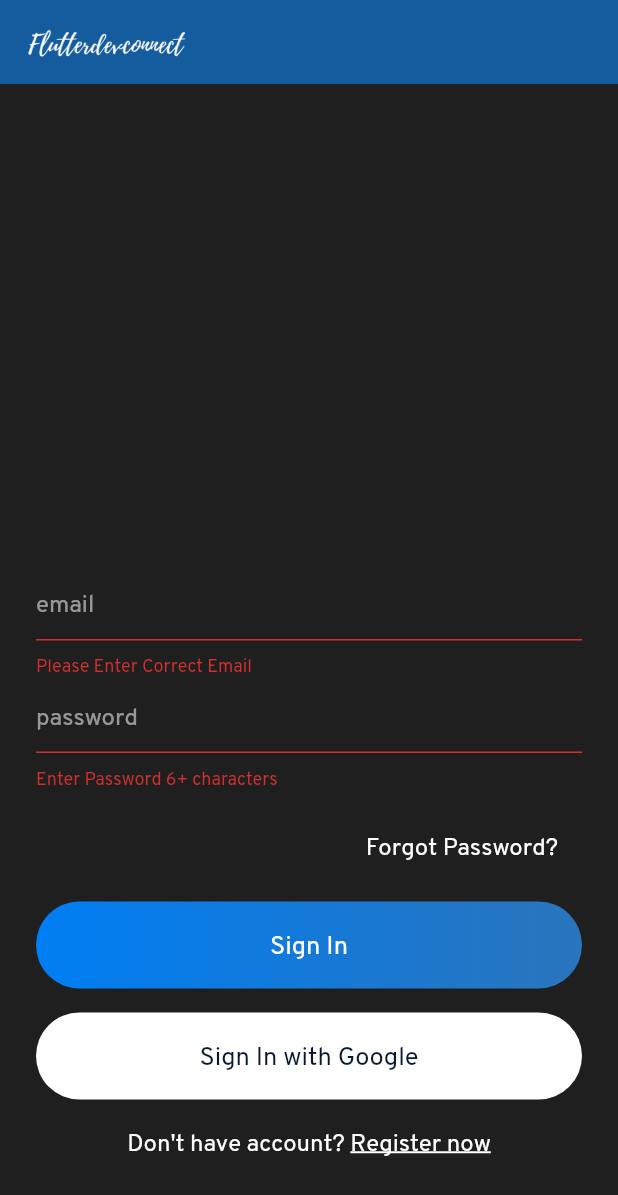
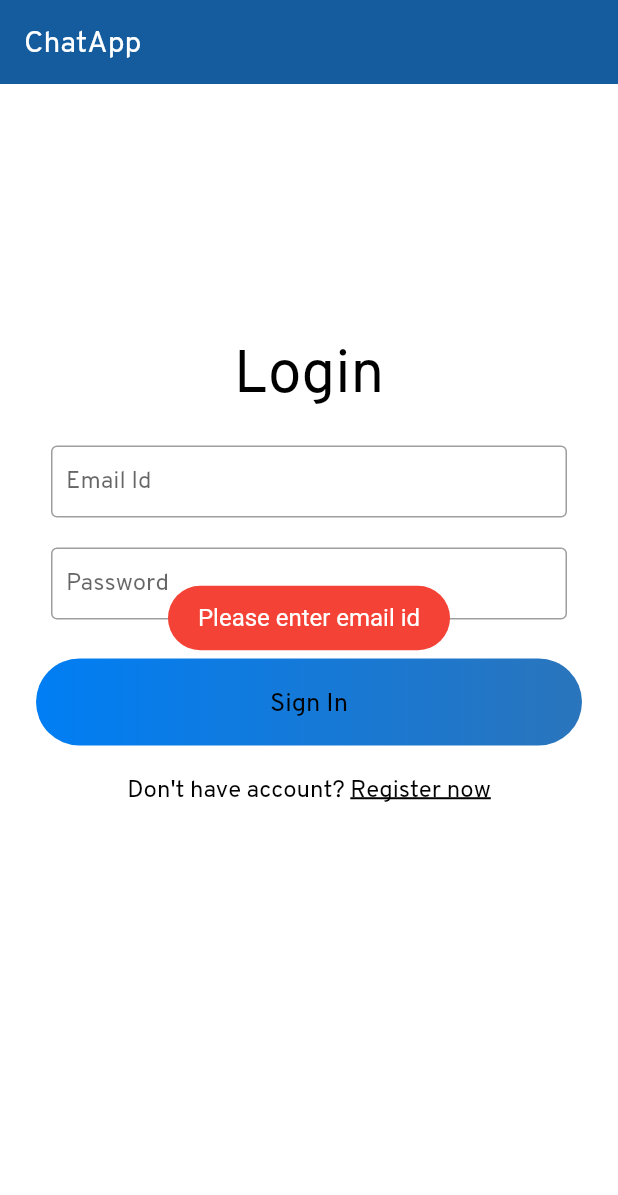
Before and after one commit to Sachin-git-singh/chat-App, a Flutter app: the screen it shows after launch, after a tap on "Sign In", on a phone screen of 412 x 824 dp. Shown: the top 1195 px of the screen. Run offline on Flutter 3.47's test engine with Material 2 defaults, Android fonts, the phone set to English and light mode, and no system bars; our stand-ins replace cloud_firestore, firebase_auth, fluttertoast, google_sign_in, shared_preferences; accounts and stored records are empty.

Commit message:
add new UI

```diff
--- a/lib/main.dart
+++ b/lib/main.dart
@@ -38,7 +38,7 @@ class _MyAppState extends State<MyApp> {
       debugShowCheckedModeBanner: false,
       theme: ThemeData(
         primaryColor: Color(0xff145C9E),
-        scaffoldBackgroundColor: Color(0xff1F1F1F),
+        scaffoldBackgroundColor: Color(0xffffffff),
         accentColor: Color(0xff007EF4),
         fontFamily: "OverpassRegular",
         visualDensity: VisualDensity.adaptivePlatformDensity,
--- a/lib/views/chatrooms.dart
+++ b/lib/views/chatrooms.dart
@@ -110,7 +110,7 @@ class ChatRoomsTile extends StatelessWidget {
         ));
       },
       child: Container(
-        color: Colors.black26,
+        color:  Color(0xFF80DEEA),
         padding: EdgeInsets.symmetric(horizontal: 24, vertical: 20),
         child: Row(
           children: [
@@ -123,7 +123,7 @@ class ChatRoomsTile extends StatelessWidget {
               child: Text(userName.substring(0, 1),
                   textAlign: TextAlign.center,
                   style: TextStyle(
-                      color: Colors.white,
+                      color: Colors.black,
                       fontSize: 16,
                       fontFamily: 'OverpassRegular',
                       fontWeight: FontWeight.w300)),
@@ -134,7 +134,7 @@ class ChatRoomsTile extends StatelessWidget {
             Text(userName,
                 textAlign: TextAlign.start,
                 style: TextStyle(
-                    color: Colors.white,
+                    color: Colors.black,
                     fontSize: 16,
                     fontFamily: 'OverpassRegular',
                     fontWeight: FontWeight.w300))
--- a/lib/views/signin.dart
+++ b/lib/views/signin.dart
@@ -7,6 +7,7 @@ import 'package:chatapp/views/forgot_password.dart';
 import 'package:chatapp/widget/widget.dart';
 import 'package:cloud_firestore/cloud_firestore.dart';
 import 'package:flutter/material.dart';
+import 'package:fluttertoast/fluttertoast.dart';
 
 class SignIn extends StatefulWidget {
   final Function toggleView;
@@ -28,18 +29,17 @@ class _SignInState extends State<SignIn> {
   bool isLoading = false;
 
   signIn() async {
-    if (formKey.currentState.validate()) {
+    if (isvalidate()) {
       setState(() {
         isLoading = true;
       });
-
       await authService
           .signInWithEmailAndPassword(
-              emailEditingController.text, passwordEditingController.text)
+          emailEditingController.text, passwordEditingController.text)
           .then((result) async {
-        if (result != null)  {
+        if (result != null) {
           QuerySnapshot userInfoSnapshot =
-              await DatabaseMethods().getUserInfo(emailEditingController.text);
+          await DatabaseMethods().getUserInfo(emailEditingController.text);
 
           HelperFunctions.saveUserLoggedInSharedPreference(true);
           HelperFunctions.saveUserNameSharedPreference(
@@ -52,11 +52,44 @@ class _SignInState extends State<SignIn> {
         } else {
           setState(() {
             isLoading = false;
+            PrintToast("Something went wrong");
             //show snackbar
           });
         }
       });
     }
+  }
+
+  bool isvalidate(){
+    String email = emailEditingController.text;
+    String passord = passwordEditingController.text;
+    bool emailValid = RegExp(r"^[a-zA-Z0-9.a-zA-Z0-9.!#$%&'*+-/=?^_`{|}~]+@[a-zA-Z0-9]+\.[a-zA-Z]+").hasMatch(email);
+    if(email==null || email.isEmpty){
+      PrintToast("Please enter email id");
+      return false;
+    }else if(!emailValid){
+      PrintToast("Please enter valid email id");
+      return false;
+    }else if(passord==null || passord.isEmpty){
+      PrintToast("Please enter your password");
+      return false;
+    }else if(passord.length<6){
+      PrintToast("Password's length should be more than 6");
+      return false;
+    }
+    return true;
+  }
+
+  void PrintToast(String str){
+    Fluttertoast.showToast(
+        msg: str,
+        toastLength: Toast.LENGTH_SHORT,
+        gravity: ToastGravity.CENTER,
+        timeInSecForIosWeb: 1,
+        backgroundColor: Colors.red,
+        textColor: Colors.white,
+        fontSize: 16.0
+    );
   }
 
   @override
@@ -67,63 +100,36 @@ class _SignInState extends State<SignIn> {
           ? Container(
               child: Center(child: CircularProgressIndicator()),
             )
-          : Container(
+          : SingleChildScrollView (
+        child:Container(
               padding: EdgeInsets.symmetric(horizontal: 24),
               child: Column(
                 children: [
-                  Spacer(),
-                  Form(
-                    key: formKey,
-                    child: Column(
-                      children: [
-                        TextFormField(
-                          validator: (val) {
-                            return RegExp(
-                                        r"^[a-zA-Z0-9.a-zA-Z0-9.!#$%&'*+-/=?^_`{|}~]+@[a-zA-Z0-9]+\.[a-zA-Z]+")
-                                    .hasMatch(val)
-                                ? null
-                                : "Please Enter Correct Email";
-                          },
-                          controller: emailEditingController,
-                          style: simpleTextStyle(),
-                          decoration: textFieldInputDecoration("email"),
-                        ),
-                        TextFormField(
-                          obscureText: true,
-                          validator: (val) {
-                            return val.length > 6
-                                ? null
-                                : "Enter Password 6+ characters";
-                          },
-                          style: simpleTextStyle(),
-                          controller: passwordEditingController,
-                          decoration: textFieldInputDecoration("password"),
-                        ),
-                      ],
+                  Container(
+                    margin: EdgeInsets.only(left: 0, top:160, right: 0, bottom:0),
+                    child: Text(
+                      'Login',
+                      style: TextStyle(
+                        color: Colors.black,
+                        fontSize: 40.0,
+                      ),
                     ),
                   ),
-                  SizedBox(
-                    height: 16,
+                  Container(
+                    margin: EdgeInsets.only(left: 0, top:10, right: 0, bottom:0),
+                    padding: EdgeInsets.all(10),
+                    child: TextFormField(
+                        controller: emailEditingController,
+                        decoration: _decorate("Enter Email", "Email Id")
+                    ),
                   ),
-                  Row(
-                    mainAxisAlignment: MainAxisAlignment.end,
-                    children: [
-                      GestureDetector(
-                        onTap: () {
-                          Navigator.push(
-                              context,
-                              MaterialPageRoute(
-                                  builder: (context) => ForgotPassword()));
-                        },
-                        child: Container(
-                            padding: EdgeInsets.symmetric(
-                                horizontal: 16, vertical: 8),
-                            child: Text(
-                              "Forgot Password?",
-                              style: simpleTextStyle(),
-                            )),
-                      )
-                    ],
+                  Container(
+                    padding: EdgeInsets.all(10),
+                    child: TextFormField(
+                        obscureText: true,
+                        controller: passwordEditingController,
+                        decoration: _decorate("Password", "Password")
+                    ),
                   ),
                   SizedBox(
                     height: 16,
@@ -153,28 +159,15 @@ class _SignInState extends State<SignIn> {
                   SizedBox(
                     height: 16,
                   ),
-                  Container(
-                    padding: EdgeInsets.symmetric(vertical: 16),
-                    decoration: BoxDecoration(
-                        borderRadius: BorderRadius.circular(30),
-                        color: Colors.white),
-                    width: MediaQuery.of(context).size.width,
-                    child: Text(
-                      "Sign In with Google",
-                      style:
-                          TextStyle(fontSize: 17, color: CustomTheme.textColor),
-                      textAlign: TextAlign.center,
-                    ),
-                  ),
-                  SizedBox(
-                    height: 16,
-                  ),
                   Row(
                     mainAxisAlignment: MainAxisAlignment.center,
                     children: [
                       Text(
                         "Don't have account? ",
-                        style: simpleTextStyle(),
+                        style: TextStyle(
+                          color: Colors.black,
+                          fontSize: 16,
+                        ),
                       ),
                       GestureDetector(
                         onTap: () {
@@ -183,7 +176,7 @@ class _SignInState extends State<SignIn> {
                         child: Text(
                           "Register now",
                           style: TextStyle(
-                              color: Colors.white,
+                              color: Colors.black,
                               fontSize: 16,
                               decoration: TextDecoration.underline),
                         ),
@@ -196,6 +189,18 @@ class _SignInState extends State<SignIn> {
                 ],
               ),
             ),
+      ),
+    );
+  }
+
+  InputDecoration _decorate(String hintText, String labelText) {
+    return InputDecoration(
+      hintText: hintText,
+      labelText: labelText,
+      border: new OutlineInputBorder(
+          borderSide: new BorderSide(color: Colors.teal)
+      ),
+      contentPadding: EdgeInsets.fromLTRB(10.0, 0.0, 10.0, 0.0),
     );
   }
 }
--- a/lib/widget/widget.dart
+++ b/lib/widget/widget.dart
@@ -2,9 +2,11 @@ import 'package:flutter/material.dart';
 
 Widget appBarMain(BuildContext context) {
   return AppBar(
-    title: Image.asset(
-      "assets/images/logo.png",
-      height: 40,
+    title: Text(
+      'ChatApp',
+      style: TextStyle(
+        color: Colors.white,
+      ),
     ),
     elevation: 0.0,
     centerTitle: false,
@@ -14,17 +16,17 @@ Widget appBarMain(BuildContext context) {
 InputDecoration textFieldInputDecoration(String hintText) {
   return InputDecoration(
       hintText: hintText,
-      hintStyle: TextStyle(color: Colors.white54),
+      hintStyle: TextStyle(color: Colors.black),
       focusedBorder:
-          UnderlineInputBorder(borderSide: BorderSide(color: Colors.white)),
+          UnderlineInputBorder(borderSide: BorderSide(color: Colors.black)),
       enabledBorder:
-          UnderlineInputBorder(borderSide: BorderSide(color: Colors.white)));
+          UnderlineInputBorder(borderSide: BorderSide(color: Colors.black)));
 }
 
 TextStyle simpleTextStyle() {
-  return TextStyle(color: Colors.white, fontSize: 16);
+  return TextStyle(color: Colors.black, fontSize: 16);
 }
 
 TextStyle biggerTextStyle() {
-  return TextStyle(color: Colors.white, fontSize: 17);
+  return TextStyle(color: Colors.black, fontSize: 17);
 }
```
Also changed, not shown: lib/views/chat.dart (+18 -12 lines), lib/views/search.dart (+24 -13 lines), lib/views/signup.dart (+104 -63 lines), pubspec.yaml (+7 -0 lines), assets/images/applogo.png (added), assets/images/search.png (added), assets/images/send1.png (added), pubspec.lock, 4 other files.
